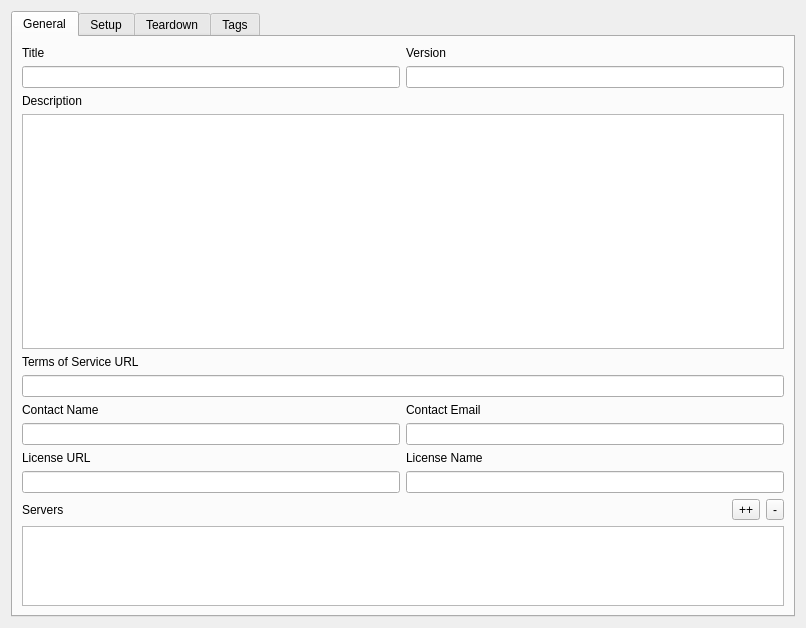
First picture: the form in resources/ui/project_info_dialog.ui, repository namuan/http-rider, before the edit.
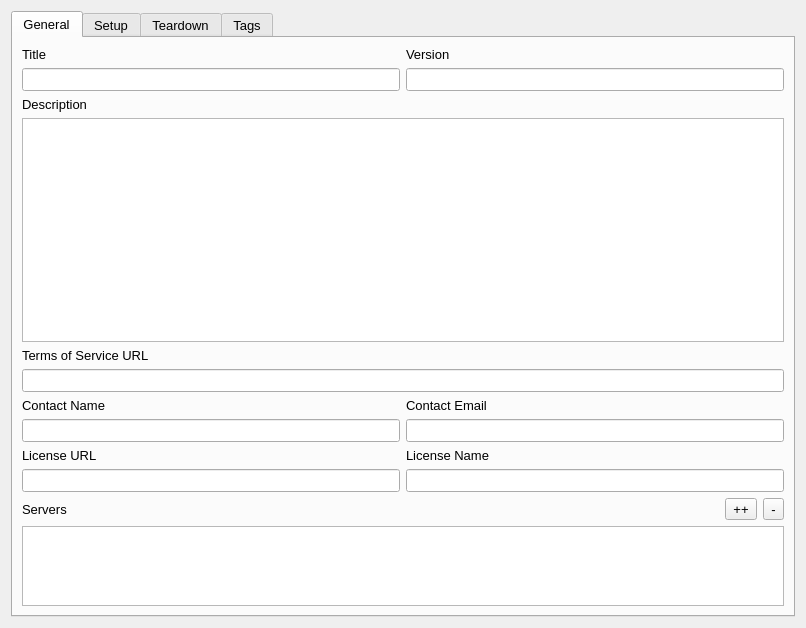
Second picture: the form after the edit.

Commit message: [Feature] Added Raw Request/Response rendering [Improv] Refactored more files to absolute imports [Improv] Changed font size to 10

Patch:
```diff
--- a/resources/ui/project_info_dialog.ui
+++ b/resources/ui/project_info_dialog.ui
@@ -13,6 +13,11 @@
     <height>628</height>
    </rect>
   </property>
+  <property name="font">
+   <font>
+    <pointsize>10</pointsize>
+   </font>
+  </property>
   <property name="windowTitle">
    <string>Project</string>
   </property>
```
The commit also changes 56 other files.
